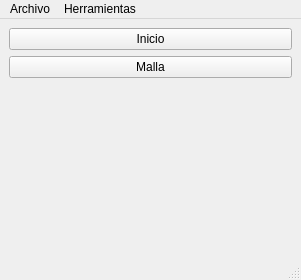
luisdavidrodm/PrePRODIC3D, file main_window/ui/main_window.ui: the form before one commit.
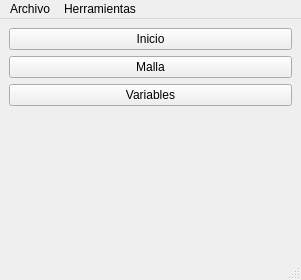
The form after the commit.

Commit message: ventana variables agregada

What changed in the file:
```diff
--- a/main_window/ui/main_window.ui
+++ b/main_window/ui/main_window.ui
@@ -29,6 +29,13 @@
       </property>
      </widget>
     </item>
+    <item>
+     <widget class="QPushButton" name="pb_variables">
+      <property name="text">
+       <string>Variables</string>
+      </property>
+     </widget>
+    </item>
     <item>
      <spacer name="verticalSpacer">
       <property name="orientation">
```
The commit also changes 21 other files.
